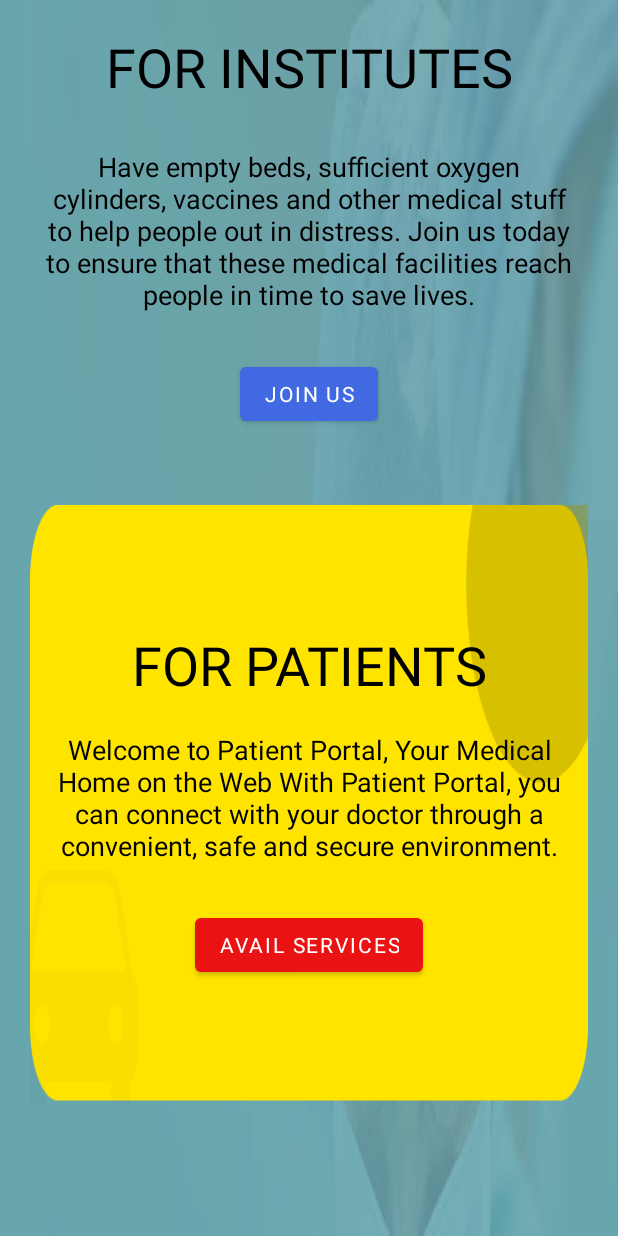
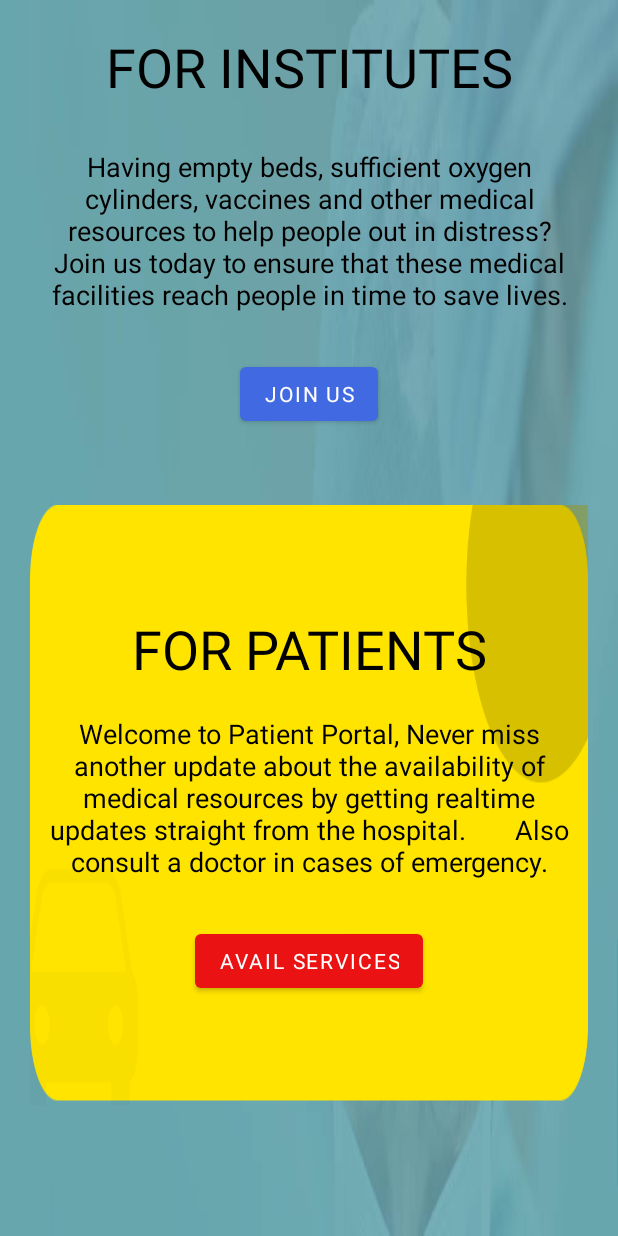
Before and after one commit to VcodeOrganic/MyCovidApp, an Android app: the screen it shows after launch (FirstOpenPage), on a phone screen of 412 x 824 dp. Run offline under Robolectric (Android 15) with nearby library versions, the phone set to English and light mode, and no system bars; our stand-ins replace Firebase (no records; nobody signed in at launch, a user with empty details on screens opened directly); Roboto replaces fonts that are not available here.

Commit message:
Update patients text

```diff
--- a/app/src/main/java/com/example/mycovidapp/MainActivity.java
+++ b/app/src/main/java/com/example/mycovidapp/MainActivity.java
@@ -48,6 +48,7 @@ public class MainActivity extends AppCompatActivity {
         tv.setText("MyCovidApp"); // ActionBar title text
         tv.setTextSize(18);
         tv.setTextColor(Color.WHITE);
+        tv.setTypeface(typeface);
         actionBar.setDisplayOptions(ActionBar.DISPLAY_SHOW_CUSTOM);
         actionBar.setCustomView(tv);
 
--- a/app/src/main/res/layout/activity_first_open_page.xml
+++ b/app/src/main/res/layout/activity_first_open_page.xml
@@ -36,7 +36,7 @@
             android:layout_margin="10dp"
             android:fontFamily="@font/abeezee"
             android:gravity="center"
-            android:text="Have empty beds, sufficient oxygen cylinders, vaccines and other medical stuff to help people out in distress. Join us today to ensure that these medical facilities reach people in time to save lives."
+            android:text="Having empty beds, sufficient oxygen cylinders, vaccines and other medical resources to help people out in distress? Join us today to ensure that these medical facilities reach people in time to save lives."
             android:textColor="#000000"
             android:textSize="18sp" />
 
@@ -79,7 +79,7 @@
             android:layout_margin="10dp"
             android:fontFamily="@font/abeezee"
             android:gravity="center"
-            android:text="Welcome to Patient Portal, Your Medical Home on the Web With Patient Portal, you can connect with your doctor through a convenient, safe and secure environment."
+            android:text="Welcome to Patient Portal, Never miss another update about the availability of medical resources by getting realtime updates straight from the hospital.       Also consult a doctor in cases of emergency."
             android:textColor="#000000"
             android:textSize="18sp" />
 
```
